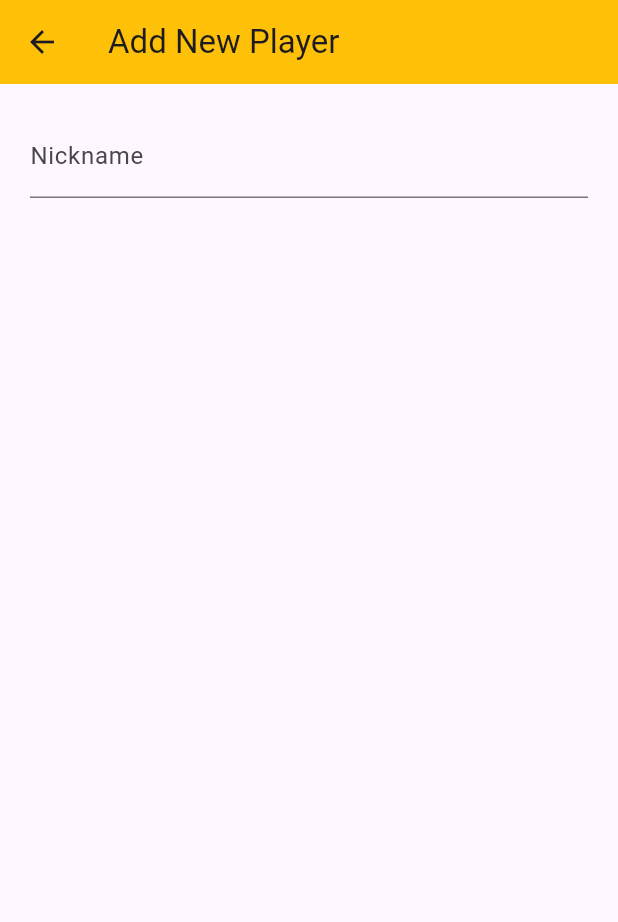
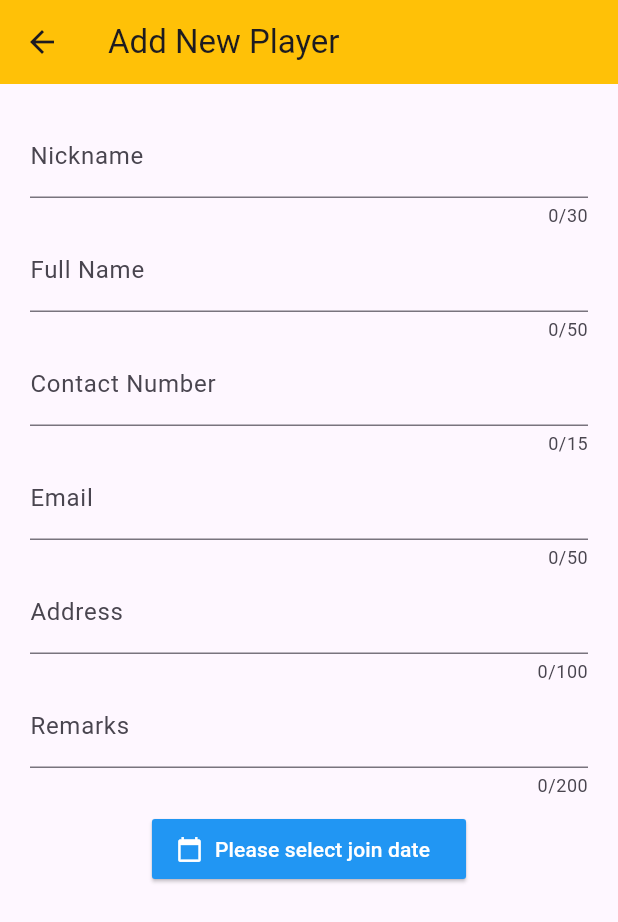
Before and after one commit to siddigamon/badminton_player_system, a Flutter app: the NewPlayer screen opened directly with empty values, on a phone screen of 412 x 824 dp. Shown: the top 922 px of the screen. Run offline on Flutter 3.47's test engine with Material 3 defaults, Android fonts, the light colour scheme and no system bars.

Commit message:
feat: Enhance player addition form with date selection and input validation

```diff
--- a/lib/new_player.dart
+++ b/lib/new_player.dart
@@ -1,5 +1,7 @@
 import 'package:flutter/material.dart';
 import 'package:badminton_player_system/model/player_items.dart';
+import 'package:intl/intl.dart';
+
 
 class NewPlayer extends StatefulWidget {
   final void Function(PlayerItem player) onAddPlayer;
@@ -19,6 +21,8 @@ class _NewPlayerState extends State<NewPlayer> {
 
   BadmintonLevel _selectedLevel = BadmintonLevel.beginners;
   LevelStrength _selectedStrength = LevelStrength.mid;
+  DateTime? _pickedDate;
+
 
   @override
   void dispose() {
@@ -42,15 +46,31 @@ class _NewPlayerState extends State<NewPlayer> {
       remarks: _remarksController.text,
       level: _selectedLevel,
       strength: _selectedStrength,
-      dateJoined: DateTime.now(),
+      dateJoined: _pickedDate!,
     );
 
     widget.onAddPlayer(player);
     Navigator.pop(context);
   }
 
+  void _showDatePopup() async {
+    final pickedDate = await showDatePicker(
+      context: context,
+      initialDate: DateTime.now(),
+      firstDate: DateTime.now().subtract(const Duration(days: 365)), // Allow dates up to 1 year ago
+      lastDate: DateTime.now(), // Can't join in the future
+    );
+
+    if (pickedDate != null) {
+      setState(() {
+        _pickedDate = pickedDate;
+      });
+    }
+  }
+
   @override
   Widget build(BuildContext context) {
+    final formatter = DateFormat.yMd();
     return Scaffold(
       appBar: AppBar(
         title: const Text('Add New Player'),
@@ -63,10 +83,62 @@ class _NewPlayerState extends State<NewPlayer> {
             TextField(
               controller: _nicknameController,
               decoration: const InputDecoration(labelText: 'Nickname'),
+              keyboardType: TextInputType.text,
+              maxLength: 30,
             ),
-            // Add other form fields...
-            // Add level slider...
-            // Add action buttons...
+            TextField(
+              controller: _fullNameController,
+              decoration: const InputDecoration(labelText: 'Full Name'),
+              keyboardType: TextInputType.text,
+              maxLength: 50,
+            ),
+            TextField(
+              controller: _contactController,
+              decoration: const InputDecoration(labelText: 'Contact Number'),
+              keyboardType: TextInputType.phone,
+              maxLength: 15,
+            ),
+            TextField(
+              controller: _emailController,
+              decoration: const InputDecoration(labelText: 'Email'),
+              keyboardType: TextInputType.emailAddress,
+              maxLength: 50,
+            ),
+            TextField(
+              controller: _addressController,
+              decoration: const InputDecoration(labelText: 'Address'),
+              keyboardType: TextInputType.text,
+              maxLength: 100,
+            ),
+            TextField(
+              controller: _remarksController,
+              decoration: const InputDecoration(labelText: 'Remarks'),
+              keyboardType: TextInputType.text,
+              maxLength: 200,
+            ),
+            const SizedBox(height: 10),
+            ElevatedButton.icon(
+              onPressed: () {
+                _showDatePopup();
+              },
+              label: Text(
+                _pickedDate == null
+                    ? "Please select join date"
+                    : formatter.format(_pickedDate!),
+                textAlign: TextAlign.left,
+                style: const TextStyle(color: Colors.white),
+              ),
+              icon: const Icon(Icons.calendar_today),
+              style: ElevatedButton.styleFrom(
+                backgroundColor: Colors.blue,
+                foregroundColor: Colors.white,
+                shape: RoundedRectangleBorder(
+                  borderRadius: BorderRadius.circular(2.0),
+                ),
+              ),
+            ),
+            const SizedBox(height: 20),
+            //toDO: Badminton Level DropDown
           ],
         ),
       ),
```
